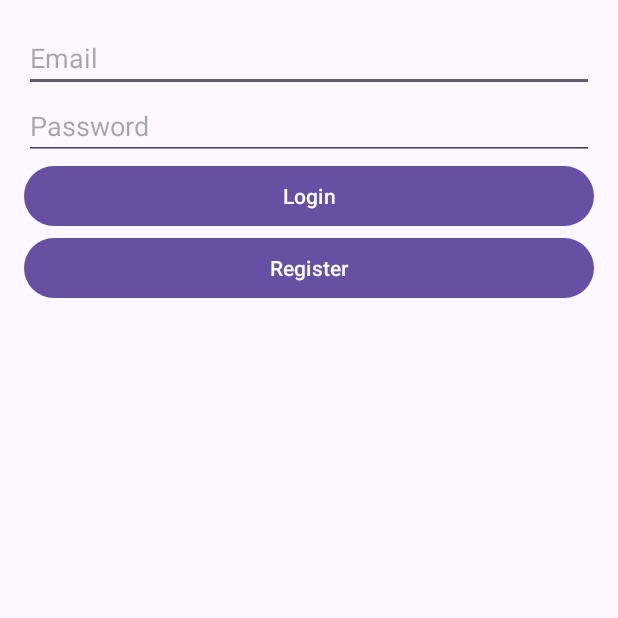
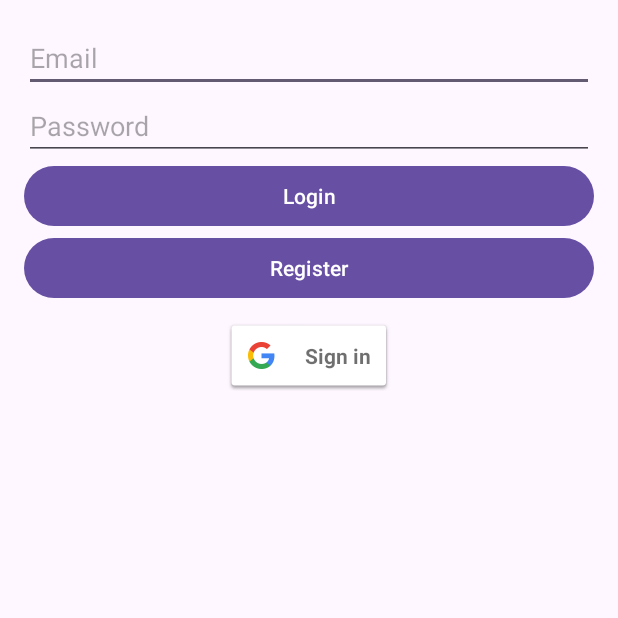
Before and after one commit to auriorajaa/smartfit-final-capstone-bangkit, an Android app: the screen it shows after launch (LoginActivity), after a tap on "Login", on a phone screen of 412 x 824 dp, the top half of it. Run offline under Robolectric (Android 15) with nearby library versions, the light colour scheme and no system bars; our stand-ins replace Firebase (no records; nobody signed in at launch, a user with empty details on screens opened directly).

Commit message:
Lanjut Login Register pake Google, tapi masih No OAuth

```diff
--- a/app/build.gradle.kts
+++ b/app/build.gradle.kts
@@ -53,6 +53,7 @@ dependencies {
 
     //Dependency Firebase
     implementation(libs.firebase.auth)
+    implementation(libs.play.services.auth)
     implementation(platform(libs.firebase.bom))
     implementation(libs.firebase.analytics)
 }
--- a/app/src/main/java/com/example/smartfit/MainActivity.kt
+++ b/app/src/main/java/com/example/smartfit/MainActivity.kt
@@ -1,12 +1,39 @@
 package com.example.smartfit
 
+import android.content.Intent
 import android.os.Bundle
 import androidx.appcompat.app.AppCompatActivity
+import com.example.smartfit.databinding.ActivityMainBinding
+import com.google.firebase.auth.FirebaseAuth
 
 class MainActivity : AppCompatActivity() {
 
+    private lateinit var binding: ActivityMainBinding
+    private lateinit var auth: FirebaseAuth
+
     override fun onCreate(savedInstanceState: Bundle?) {
         super.onCreate(savedInstanceState)
-        setContentView(R.layout.activity_main)
+        binding = ActivityMainBinding.inflate(layoutInflater)
+        setContentView(binding.root)
+
+        auth = FirebaseAuth.getInstance()
+
+        binding.logoutButton.setOnClickListener {
+            auth.signOut()
+            val intent = Intent(this, WelcomeActivity::class.java)
+            startActivity(intent)
+            finish()
+        }
+
+        checkUserSession()
+    }
+
+    private fun checkUserSession() {
+        val currentUser = auth.currentUser
+        if (currentUser == null) {
+            val intent = Intent(this, WelcomeActivity::class.java)
+            startActivity(intent)
+            finish()
+        }
     }
 }
--- a/app/src/main/res/layout/activity_login.xml
+++ b/app/src/main/res/layout/activity_login.xml
@@ -1,10 +1,10 @@
 <?xml version="1.0" encoding="utf-8"?>
-<LinearLayout
-    xmlns:android="http://schemas.android.com/apk/res/android"
+<LinearLayout xmlns:android="http://schemas.android.com/apk/res/android"
     android:layout_width="match_parent"
     android:layout_height="match_parent"
     android:orientation="vertical"
-    android:padding="16dp">
+    android:padding="16dp"
+    android:layout_marginTop="50dp">
 
     <EditText
         android:id="@+id/emailEditText"
@@ -30,4 +30,12 @@
         android:layout_width="match_parent"
         android:layout_height="wrap_content"
         android:text="Register" />
+
+    <com.google.android.gms.common.SignInButton
+        android:id="@+id/googleSignInButton"
+        android:layout_marginTop="10dp"
+        android:layout_gravity="center_horizontal"
+        android:layout_width="wrap_content"
+        android:layout_height="wrap_content"
+        android:text="Sign in with Google" />
 </LinearLayout>
```
Also changed, not shown: app/src/main/AndroidManifest.xml (+4 -7 lines), app/src/main/java/com/example/smartfit/LoginActivity.kt (+67 -4 lines), app/src/main/java/com/example/smartfit/RegisterActivity.kt (+21 -5 lines), app/src/main/res/layout/activity_main.xml (+9 -3 lines), gradle/libs.versions.toml (+7 -1 lines).
